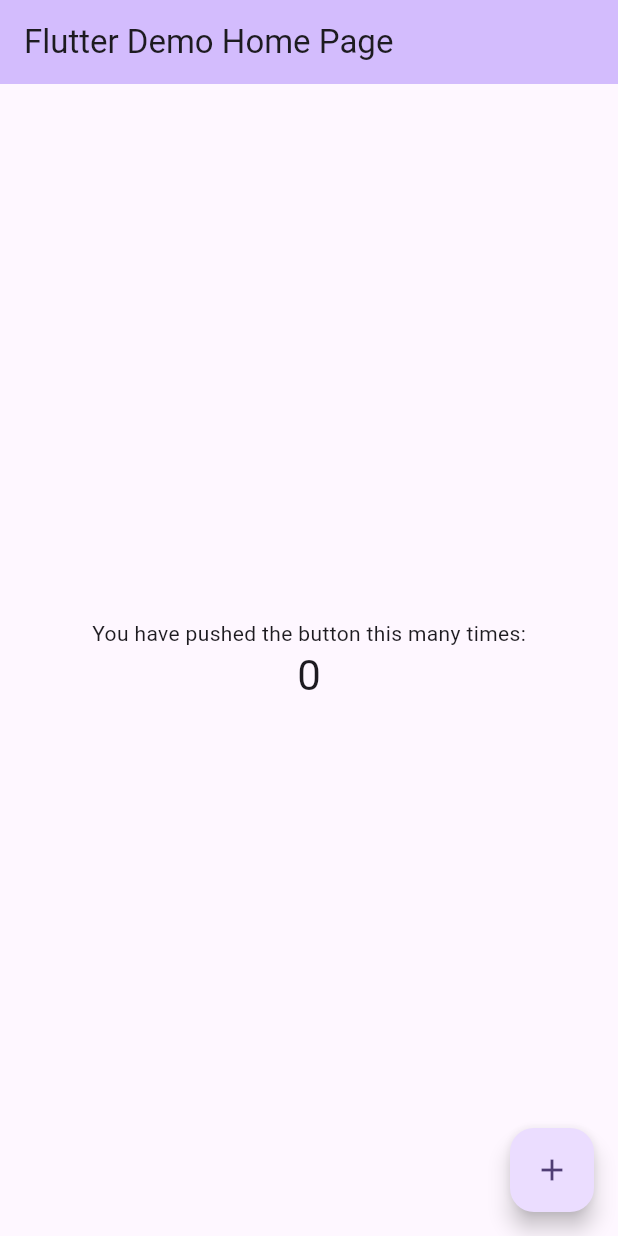
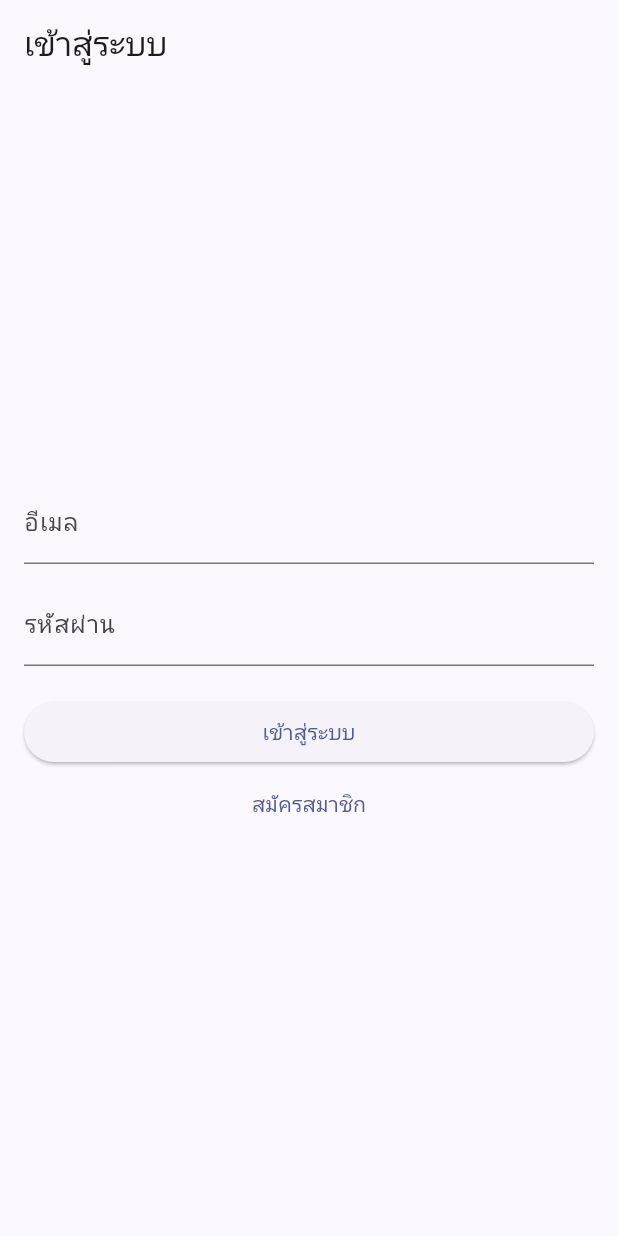
Before and after one commit to AlexandyCyber/flutter-Lab-5, a Flutter app: the screen it shows after launch, on a phone screen of 412 x 824 dp. Run offline on Flutter 3.47's test engine with Material 3 defaults, Android fonts, the phone set to English and light mode, and no system bars.

Commit message:
first commit

```diff
--- a/lib/main.dart
+++ b/lib/main.dart
@@ -1,4 +1,7 @@
 import 'package:flutter/material.dart';
+import 'screens/register_screen.dart';
+import 'screens/login_screen.dart';
+import 'screens/home_screen.dart';
 
 void main() {
   runApp(const MyApp());
@@ -7,116 +10,36 @@ void main() {
 class MyApp extends StatelessWidget {
   const MyApp({super.key});
 
-  // This widget is the root of your application.
   @override
   Widget build(BuildContext context) {
     return MaterialApp(
-      title: 'Flutter Demo',
+      title: 'Form & Navigation Lab',
+      debugShowCheckedModeBanner: false,
       theme: ThemeData(
-        // This is the theme of your application.
-        //
-        // TRY THIS: Try running your application with "flutter run". You'll see
-        // the application has a purple toolbar. Then, without quitting the app,
-        // try changing the seedColor in the colorScheme below to Colors.green
-        // and then invoke "hot reload" (save your changes or press the "hot
-        // reload" button in a Flutter-supported IDE, or press "r" if you used
-        // the command line to start the app).
-        //
-        // Notice that the counter didn't reset back to zero; the application
-        // state is not lost during the reload. To reset the state, use hot
-        // restart instead.
-        //
-        // This works for code too, not just values: Most code changes can be
-        // tested with just a hot reload.
-        colorScheme: .fromSeed(seedColor: Colors.deepPurple),
+        colorScheme: ColorScheme.fromSeed(seedColor: Colors.indigo),
+        useMaterial3: true,
       ),
-      home: const MyHomePage(title: 'Flutter Demo Home Page'),
+
+      // กำหนดหน้าเริ่มต้น
+      initialRoute: '/login',
+
+      // กำหนด Named Routes
+      routes: {
+        '/login': (context) => const LoginScreen(),
+        '/register': (context) => const RegisterScreen(),
+        // หมายเหตุ: HomeScreen ใช้ onGenerateRoute เพราะต้องรับ arguments
+      },
+
+      // ใช้สำหรับ routes ที่ต้องรับ arguments
+      onGenerateRoute: (settings) {
+        if (settings.name == '/home') {
+          final args = settings.arguments;
+          return MaterialPageRoute(
+            builder: (context) => HomeScreen(user: args),
+          );
+        }
+        return null;
+      },
     );
   }
 }
-
-class MyHomePage extends StatefulWidget {
-  const MyHomePage({super.key, required this.title});
-
-  // This widget is the home page of your application. It is stateful, meaning
-  // that it has a State object (defined below) that contains fields that affect
-  // how it looks.
-
-  // This class is the configuration for the state. It holds the values (in this
-  // case the title) provided by the parent (in this case the App widget) and
-  // used by the build method of the State. Fields in a Widget subclass are
-  // always marked "final".
-
-  final String title;
-
-  @override
-  State<MyHomePage> createState() => _MyHomePageState();
-}
-
-class _MyHomePageState extends State<MyHomePage> {
-  int _counter = 0;
-
-  void _incrementCounter() {
-    setState(() {
-      // This call to setState tells the Flutter framework that something has
-      // changed in this State, which causes it to rerun the build method below
-      // so that the display can reflect the updated values. If we changed
-      // _counter without calling setState(), then the build method would not be
-      // called again, and so nothing would appear to happen.
-      _counter++;
-    });
-  }
-
-  @override
-  Widget build(BuildContext context) {
-    // This method is rerun every time setState is called, for instance as done
-    // by the _incrementCounter method above.
-    //
-    // The Flutter framework has been optimized to make rerunning build methods
-    // fast, so that you can just rebuild anything that needs updating rather
-    // than having to individually change instances of widgets.
-    return Scaffold(
-      appBar: AppBar(
-        // TRY THIS: Try changing the color here to a specific color (to
-        // Colors.amber, perhaps?) and trigger a hot reload to see the AppBar
-        // change color while the other colors stay the same.
-        backgroundColor: Theme.of(context).colorScheme.inversePrimary,
-        // Here we take the value from the MyHomePage object that was created by
-        // the App.build method, and use it to set our appbar title.
-        title: Text(widget.title),
-      ),
-      body: Center(
-        // Center is a layout widget. It takes a single child and positions it
-        // in the middle of the parent.
-        child: Column(
-          // Column is also a layout widget. It takes a list of children and
-          // arranges them vertically. By default, it sizes itself to fit its
-          // children horizontally, and tries to be as tall as its parent.
-          //
-          // Column has various properties to control how it sizes itself and
-          // how it positions its children. Here we use mainAxisAlignment to
-          // center the children vertically; the main axis here is the vertical
-          // axis because Columns are vertical (the cross axis would be
-          // horizontal).
-          //
-          // TRY THIS: Invoke "debug painting" (choose the "Toggle Debug Paint"
-          // action in the IDE, or press "p" in the console), to see the
-          // wireframe for each widget.
-          mainAxisAlignment: .center,
-          children: [
-            const Text('You have pushed the button this many times:'),
-            Text(
-              '$_counter',
-              style: Theme.of(context).textTheme.headlineMedium,
-            ),
-          ],
-        ),
-      ),
-      floatingActionButton: FloatingActionButton(
-        onPressed: _incrementCounter,
-        tooltip: 'Increment',
-        child: const Icon(Icons.add),
-      ),
-    );
-  }
-}
--- a/lib/models/user_model.dart
+++ b/lib/models/user_model.dart
@@ -0,0 +1,19 @@
+class User {
+  final String name;
+  final String email;
+  final String phone;
+
+  const User({
+    required this.name,
+    required this.email,
+    required this.phone,
+  });
+
+  User copyWith({String? name, String? email, String? phone}) {
+    return User(
+      name: name ?? this.name,
+      email: email ?? this.email,
+      phone: phone ?? this.phone,
+    );
+  }
+}
--- a/lib/screens/login_screen.dart
+++ b/lib/screens/login_screen.dart
@@ -0,0 +1,120 @@
+import 'package:flutter/material.dart';
+// No model import needed here since we pass a Map to HomeScreen
+
+class LoginScreen extends StatefulWidget {
+  const LoginScreen({super.key});
+
+  @override
+  State<LoginScreen> createState() => _LoginScreenState();
+}
+
+class _LoginScreenState extends State<LoginScreen> {
+  final _formKey = GlobalKey<FormState>();
+  final _emailController = TextEditingController();
+  final _passwordController = TextEditingController();
+  bool _isLoading = false;
+
+  @override
+  void dispose() {
+    _emailController.dispose();
+    _passwordController.dispose();
+    super.dispose();
+  }
+
+  Future<void> _login() async {
+    if (!_formKey.currentState!.validate()) return;
+
+    setState(() => _isLoading = true);
+
+    try {
+      // จำลองการรอ API (ของจริงก็เรียก API ตรงนี้)
+      await Future.delayed(const Duration(seconds: 1));
+
+      final newUser = {
+        'name': 'User',
+        'email': _emailController.text.trim(),
+        'phone': '0123456789',
+      };
+
+      if (!mounted) return;
+      Navigator.pushNamed(context, '/home', arguments: newUser);
+    } finally {
+      if (mounted) setState(() => _isLoading = false);
+    }
+  }
+
+  @override
+  Widget build(BuildContext context) {
+    return Scaffold(
+      appBar: AppBar(title: const Text('เข้าสู่ระบบ')),
+      body: Stack(
+        children: [
+          // ปิดการโต้ตอบของฟอร์มขณะโหลด
+          AbsorbPointer(
+            absorbing: _isLoading,
+            child: Padding(
+              padding: const EdgeInsets.all(16.0),
+              child: Form(
+                key: _formKey,
+                child: Column(
+                  mainAxisAlignment: MainAxisAlignment.center,
+                  children: [
+                    TextFormField(
+                      controller: _emailController,
+                      enabled: !_isLoading,
+                      decoration: const InputDecoration(labelText: 'อีเมล'),
+                      keyboardType: TextInputType.emailAddress,
+                      validator: (v) {
+                        final value = (v ?? '').trim();
+                        if (value.isEmpty) return 'กรุณากรอกอีเมล';
+                        if (!RegExp(r"^[^@\s]+@[^@\s]+\.[^@\s]+$").hasMatch(value)) return 'อีเมลไม่ถูกต้อง';
+                        return null;
+                      },
+                    ),
+                    const SizedBox(height: 12),
+                    TextFormField(
+                      controller: _passwordController,
+                      enabled: !_isLoading,
+                      decoration: const InputDecoration(labelText: 'รหัสผ่าน'),
+                      obscureText: true,
+                      validator: (v) => (v ?? '').trim().isEmpty ? 'กรุณากรอกรหัสผ่าน' : null,
+                    ),
+                    const SizedBox(height: 20),
+                    SizedBox(
+                      width: double.infinity,
+                      child: ElevatedButton(
+                        onPressed: _isLoading ? null : _login,
+                        child: _isLoading
+                            ? const SizedBox(
+                                height: 16,
+                                width: 16,
+                                child: CircularProgressIndicator(color: Colors.white, strokeWidth: 2),
+                              )
+                            : const Text('เข้าสู่ระบบ'),
+                      ),
+                    ),
+                    TextButton(
+                      onPressed: _isLoading ? null : () => Navigator.pushNamed(context, '/register'),
+                      child: const Text('สมัครสมาชิก'),
+                    ),
+                  ],
+                ),
+              ),
+            ),
+          ),
+
+          // Overlay loading indicator
+          if (_isLoading)
+            Positioned.fill(
+              child: Container(
+                color: Colors.black45,
+                child: const Center(
+                  child: CircularProgressIndicator(),
+                ),
+              ),
+            ),
+        ],
+      ),
+    );
+  }
+}
```
Also changed, not shown: lib/screens/home_screen.dart (+127 -0 lines), lib/screens/profile_screen.dart (added, +97 -0 lines), lib/screens/register_screen.dart (+141 -0 lines).
